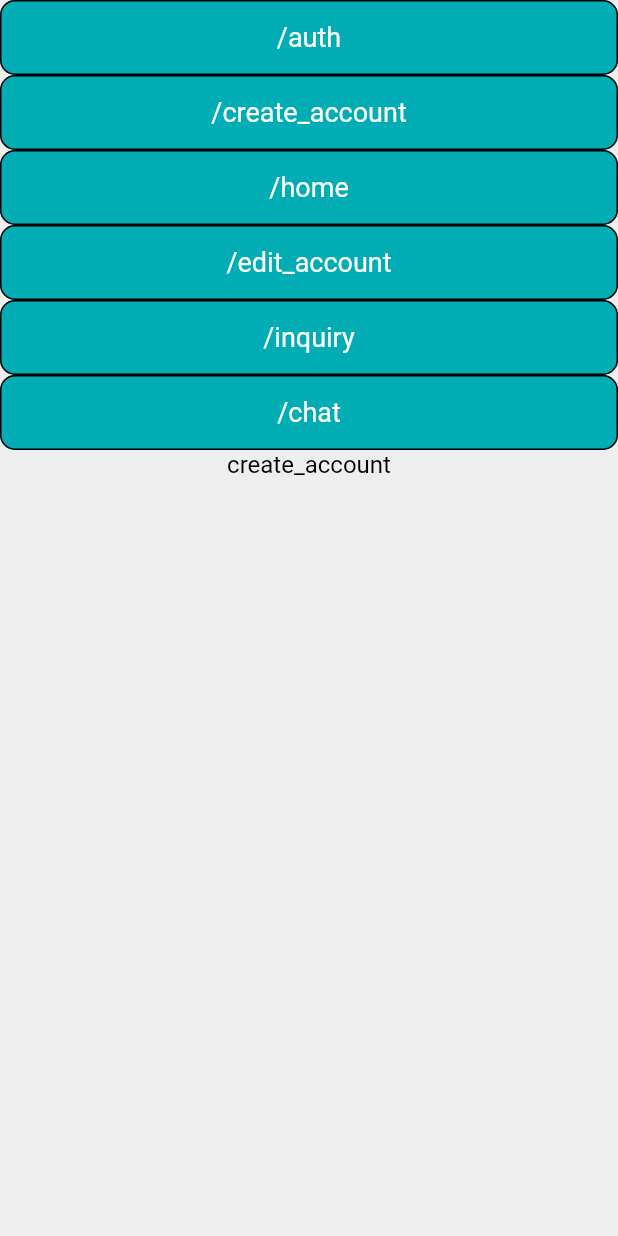
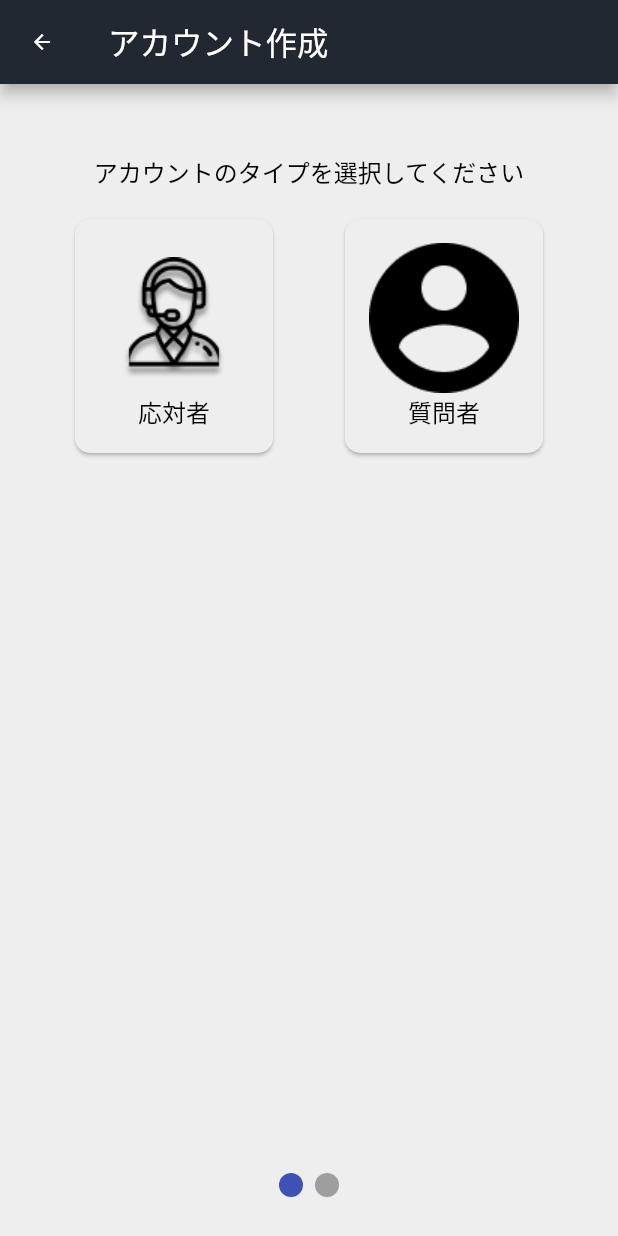
Before and after one commit to neco3coffee/flutter_inquiry_visualization, a Flutter app: the CreateAccountPage screen opened by its route, on a phone screen of 412 x 824 dp. Run offline on Flutter 3.47's test engine with Material 2 defaults, Android fonts, the phone set to English and light mode, and no system bars; drawn by our look-alikes of smooth_page_indicator; our stand-ins replace firebase_auth, firebase_core, gap, get; missing offline and left inert: flutterfire_ui; accounts and stored records are empty.

Commit message:
#27 create_account_pageのUI作成

```diff
--- /dev/null
+++ b/lib/modules/create_account/create_account_controller.dart
@@ -0,0 +1,17 @@
+import 'package:flutter/material.dart';
+import 'package:get/get_rx/src/rx_types/rx_types.dart';
+import 'package:get/get_state_manager/get_state_manager.dart';
+
+class CreateAccountController extends GetxController {
+  CreateAccountController();
+
+  final formKey = GlobalKey<FormState>();
+  final pageController = PageController(
+    initialPage: 0,
+  );
+
+  @override
+  void onInit() async {
+    super.onInit();
+  }
+}
--- a/lib/modules/create_account/create_account_page.dart
+++ b/lib/modules/create_account/create_account_page.dart
@@ -1,59 +1,200 @@
 import 'package:flutter/material.dart';
+import 'package:flutter_inquiry_visualization/modules/create_account/create_account_controller.dart';
+import 'package:flutter_inquiry_visualization/shared/constants/colors.dart';
+import 'package:flutter_inquiry_visualization/shared/constants/gen/assets.gen.dart';
 import 'package:get/get.dart';
+import 'package:gap/gap.dart';
+import 'package:smooth_page_indicator/smooth_page_indicator.dart';
 
 class CreateAccountPage extends StatelessWidget {
   const CreateAccountPage({Key? key}) : super(key: key);
 
   @override
   Widget build(BuildContext context) {
+    final ctl = Get.put(
+      CreateAccountController(),
+    );
     return Scaffold(
-      body: SafeArea(
-        child: Container(
-          child: Center(
-            child: Column(
-              children: [
-                ElevatedButton(
-                  onPressed: () {
-                    Get.toNamed('/auth');
-                  },
-                  child: Text('/auth'),
+      appBar: AppBar(
+        title: Text('アカウント作成'),
+      ),
+      body: Padding(
+        padding: EdgeInsets.all(26),
+        child: Form(
+          key: ctl.formKey,
+          child: Column(
+            mainAxisSize: MainAxisSize.min,
+            children: [
+              Expanded(
+                child: PageView(
+                  controller: ctl.pageController,
+                  children: [
+                    _inputAccountType(ctl),
+                    _inputName(ctl),
+                  ],
                 ),
-                ElevatedButton(
-                  onPressed: () {
-                    Get.toNamed('/create_account');
-                  },
-                  child: Text('/create_account'),
-                ),
-                ElevatedButton(
-                  onPressed: () {
-                    Get.toNamed('/home');
-                  },
-                  child: Text('/home'),
-                ),
-                ElevatedButton(
-                  onPressed: () {
-                    Get.toNamed('/edit_account');
-                  },
-                  child: Text('/edit_account'),
-                ),
-                ElevatedButton(
-                  onPressed: () {
-                    Get.toNamed('/inquiry');
-                  },
-                  child: Text('/inquiry'),
-                ),
-                ElevatedButton(
-                  onPressed: () {
-                    Get.toNamed('/chat');
-                  },
-                  child: Text('/chat'),
-                ),
-                Text('create_account'),
-              ],
-            ),
+              ),
+              SmoothPageIndicator(
+                controller: ctl.pageController, // PageController
+                count: 2,
+                effect: const WormEffect(), // your preferred effect
+              )
+            ],
           ),
         ),
       ),
     );
   }
 }
+
+Widget _inputAccountType(CreateAccountController ctl) {
+  return Column(
+    children: [
+      const Gap(20),
+      const SizedBox(
+        width: double.infinity,
+        child: Text(
+          'アカウントのタイプを選択してください',
+          textAlign: TextAlign.center,
+        ),
+      ),
+      const Gap(20),
+      Row(
+        mainAxisAlignment: MainAxisAlignment.spaceAround,
+        children: [
+          Card(
+            shape: RoundedRectangleBorder(
+              borderRadius: BorderRadius.circular(10),
+            ),
+            child: InkWell(
+              onTap: () {
+                ctl.pageController.nextPage(
+                    duration: const Duration(milliseconds: 800),
+                    curve: Curves.ease);
+              },
+              child: Padding(
+                padding: const EdgeInsets.all(16),
+                child: Column(
+                  children: [
+                    CircleAvatar(
+                      child: Assets.images.support5.image(),
+                      backgroundColor: Colors.transparent,
+                      radius: 50,
+                    ),
+                    Text('応対者'),
+                  ],
+                ),
+              ),
+            ),
+          ),
+          Card(
+            shape: RoundedRectangleBorder(
+              borderRadius: BorderRadius.circular(10),
+            ),
+            child: InkWell(
+              onTap: () {
+                ctl.pageController.nextPage(
+                    duration: const Duration(milliseconds: 800),
+                    curve: Curves.ease);
+              },
+              child: Padding(
+                padding: const EdgeInsets.all(16),
+                child: Column(
+                  children: [
+                    CircleAvatar(
+                      child: Assets.images.vector.image(),
+                      backgroundColor: Colors.transparent,
+                      radius: 50,
+                    ),
+                    Text('質問者'),
+                  ],
+                ),
+              ),
+            ),
+          ),
+        ],
+      ),
+    ],
+  );
+}
+
+Widget _inputName(CreateAccountController ctl) {
+  return Column(
+    children: [
+      const Gap(20),
+      const SizedBox(
+        width: double.infinity,
+        child: Text(
+          'お名前を入力してください',
+          textAlign: TextAlign.center,
+        ),
+      ),
+      const Gap(30),
+      Padding(
+        padding: const EdgeInsets.fromLTRB(50, 3, 50, 3),
+        child: TextField(
+          decoration: InputDecoration(
+            enabledBorder: OutlineInputBorder(
+                borderRadius: BorderRadius.circular(30),
+                borderSide: BorderSide(
+                  color: ColorConstants.defaultText,
+                )),
+            focusedBorder: OutlineInputBorder(
+                borderRadius: BorderRadius.circular(30),
+                borderSide: BorderSide(
+                  color: ColorConstants.defaultText,
+                )),
+          ),
+        ),
+      ),
+    ],
+  );
+}
+
+// body: SafeArea(
+//         child: Container(
+//           child: Center(
+//             child: Column(
+//               children: [
+//                 ElevatedButton(
+//                   onPressed: () {
+//                     Get.toNamed('/auth');
+//                   },
+//                   child: Text('/auth'),
+//                 ),
+//                 ElevatedButton(
+//                   onPressed: () {
+//                     Get.toNamed('/create_account');
+//                   },
+//                   child: Text('/create_account'),
+//                 ),
+//                 ElevatedButton(
+//                   onPressed: () {
+//                     Get.toNamed('/home');
+//                   },
+//                   child: Text('/home'),
+//                 ),
+//                 ElevatedButton(
+//                   onPressed: () {
+//                     Get.toNamed('/edit_account');
+//                   },
+//                   child: Text('/edit_account'),
+//                 ),
+//                 ElevatedButton(
+//                   onPressed: () {
+//                     Get.toNamed('/inquiry');
+//                   },
+//                   child: Text('/inquiry'),
+//                 ),
+//                 ElevatedButton(
+//                   onPressed: () {
+//                     Get.toNamed('/chat');
+//                   },
+//                   child: Text('/chat'),
+//                 ),
+//                 Text('create_account'),
+//               ],
+//             ),
+//           ),
+//         ),
+//       ),
```
